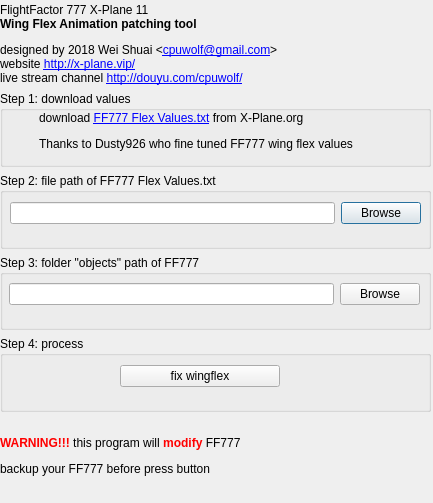
Above: main.ui from cpuwolf/pyff777wingflexfix before the change. Below: the same form after it.
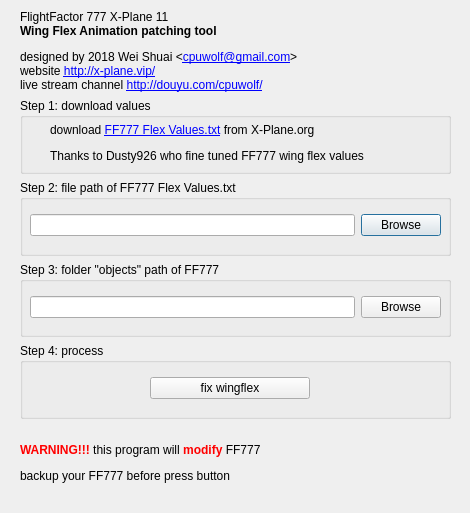
That is the form after the change.

The edit to the form file:
```diff
--- a/main.ui
+++ b/main.ui
@@ -9,8 +9,8 @@
    <rect>
     <x>0</x>
     <y>0</y>
-    <width>433</width>
-    <height>503</height>
+    <width>470</width>
+    <height>513</height>
    </rect>
   </property>
   <property name="sizePolicy">
@@ -28,8 +28,8 @@
   <widget class="QWidget" name="verticalLayoutWidget">
    <property name="geometry">
     <rect>
-     <x>0</x>
-     <y>3</y>
+     <x>20</x>
+     <y>10</y>
      <width>431</width>
      <height>491</height>
     </rect>
@@ -56,10 +56,10 @@
       <widget class="QWidget" name="verticalLayoutWidget_2">
        <property name="geometry">
         <rect>
-         <x>39</x>
-         <y>10</y>
+         <x>30</x>
+         <y>20</y>
          <width>371</width>
-         <height>61</height>
+         <height>51</height>
         </rect>
        </property>
        <layout class="QVBoxLayout" name="verticalLayout_2">
@@ -86,9 +86,9 @@
        <property name="geometry">
         <rect>
          <x>10</x>
-         <y>10</y>
+         <y>20</y>
          <width>411</width>
-         <height>61</height>
+         <height>51</height>
         </rect>
        </property>
        <layout class="QHBoxLayout" name="horizontalLayout">
@@ -114,10 +114,10 @@
       <widget class="QWidget" name="horizontalLayoutWidget_2">
        <property name="geometry">
         <rect>
-         <x>9</x>
-         <y>9</y>
+         <x>10</x>
+         <y>20</y>
          <width>411</width>
-         <height>61</height>
+         <height>51</height>
         </rect>
        </property>
        <layout class="QHBoxLayout" name="horizontalLayout_2">
@@ -143,10 +143,10 @@
       <widget class="QWidget" name="verticalLayoutWidget_5">
        <property name="geometry">
         <rect>
-         <x>120</x>
-         <y>10</y>
+         <x>130</x>
+         <y>20</y>
          <width>160</width>
-         <height>61</height>
+         <height>51</height>
         </rect>
        </property>
        <layout class="QVBoxLayout" name="verticalLayout_5">
```
Left out of the diff: 2 changed lines with no effect on the pictures.
